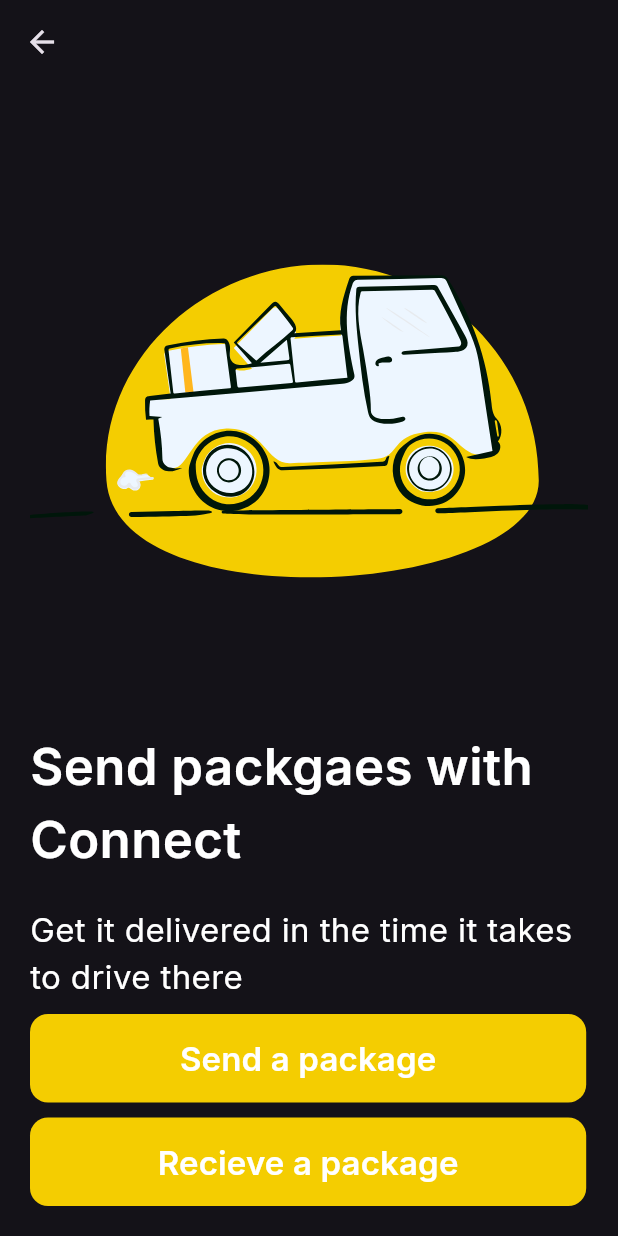
After one commit to RashidMinhas47/Markhor-Movers, a Flutter app: the HomeScreen screen opened by its route, after a tap on "Package", on a phone screen of 412 x 824 dp. The commit adds this screen. Run offline on Flutter 3.47's test engine with Material 2 defaults, Android fonts, the phone set to English and light mode, and no system bars; our stand-ins replace firebase_core, flutter_riverpod, flutter_svg, gap, google_fonts; accounts and stored records are empty.

Commit message:
after noon

```diff
--- a/lib/components/leading_title_text.dart
+++ b/lib/components/leading_title_text.dart
@@ -27,7 +27,7 @@ class LeadingTitleText extends StatelessWidget {
       child: Text(
         title,
         textAlign: textAlign,
-        style: GoogleFonts.poppins(
+        style: GoogleFonts.inter(
           fontSize: fontSize,
           fontWeight: fontWeight,
           color: color,
--- a/lib/constants/image_urls.dart
+++ b/lib/constants/image_urls.dart
@@ -7,6 +7,12 @@ const kFacebookIcon = 'assets/svg/facebook.svg';
 const kGoogleIcon = 'assets/svg/google.svg';
 const kCreditCard = 'assets/svg/Credit Card.svg';
 const kMapPic = 'assets/svg/map_pic.svg';
+const kPackage = 'assets/svg/package.svg';
+const kPackageIcon = 'assets/png/package.png';
+const kRideIcon = 'assets/png/motorcycle_icon.png';
+const kAroundYou = 'assets/png/around_you.png';
+const kSetLocationInd = 'assets/svg/setlocation_ind.svg';
+
 // const  = 'assets/svg/bell.svg';
 // const personIcon = 'assets/svg/person.svg';
 // const personIcon = 'assets/svg/person.svg';
--- a/lib/main.dart
+++ b/lib/main.dart
@@ -6,6 +6,8 @@ import 'package:markhor_movers/screens/auth/add_payment.dart';
 import 'package:markhor_movers/screens/auth/create_profile.dart';
 import 'package:markhor_movers/screens/auth/otp_screen.dart';
 import 'package:markhor_movers/screens/home/home.dart';
+import 'package:markhor_movers/screens/home/views/book_ride.dart';
+import 'package:markhor_movers/screens/home/views/send_packae.dart';
 import 'package:markhor_movers/screens/riverpod_home.dart';
 
 import 'screens/auth/sign_in.dart';
@@ -32,7 +34,9 @@ class MyApp extends StatelessWidget {
         CreateProfile.scr: (context) => const CreateProfile(),
         AddPaymentScreen.scr: (context) => const AddPaymentScreen(),
         HomeScreen.scr: (context) => const HomeScreen(),
-        RiverpodHome.scr: (context) => const RiverpodHome()
+        RiverpodHome.scr: (context) => const RiverpodHome(),
+        SendPackage.scr: (context) => const SendPackage(),
+        BookRide.scr: (context) => const BookRide(),
       },
     );
   }
--- a/lib/screens/home/home.dart
+++ b/lib/screens/home/home.dart
@@ -1,9 +1,12 @@
 import 'package:flutter/material.dart';
 import 'package:flutter_svg/flutter_svg.dart';
+import 'package:gap/gap.dart';
 import 'package:markhor_movers/components/book_ride_btn.dart';
 import 'package:markhor_movers/components/leading_title_text.dart';
 import 'package:markhor_movers/constants/colors_scheme.dart';
 import 'package:markhor_movers/constants/image_urls.dart';
+import 'package:markhor_movers/screens/home/views/book_ride.dart';
+import 'package:markhor_movers/screens/home/views/send_packae.dart';
 
 class HomeScreen extends StatefulWidget {
   static const String scr = '/HomeScreen';
@@ -56,17 +59,23 @@ class _HomeScreenState extends State<HomeScreen> {
                     )
                   ]),
             ),
-            const Row(
+            Row(
               mainAxisAlignment: MainAxisAlignment.center,
               children: [
                 RideBookBtn(
-                  btnIcon: 'R',
+                  btnIcon: kRideIcon,
                   btnTitle: 'Rider',
+                  onTap: () {
+                    Navigator.pushNamed(context, BookRide.scr);
+                  },
                 ),
-                SizedBox(width: 20),
+                const Gap(20),
                 RideBookBtn(
-                  btnIcon: 'P',
+                  btnIcon: kPackageIcon,
                   btnTitle: 'Package',
+                  onTap: () {
+                    Navigator.pushNamed(context, SendPackage.scr);
+                  },
                 )
               ],
             ),
@@ -84,10 +93,8 @@ class _HomeScreenState extends State<HomeScreen> {
                 fontWeight: FontWeight.w500,
               ),
             ),
-            SvgPicture.asset(
-              kMapPic,
-              height: 200,
-            ),
+            const Gap(30),
+            Image.asset(kAroundYou),
           ],
         ),
       ),
--- /dev/null
+++ b/lib/screens/home/views/send_packae.dart
@@ -0,0 +1,59 @@
+import 'package:flutter/material.dart';
+import 'package:flutter_svg/flutter_svg.dart';
+import 'package:markhor_movers/components/leading_title_text.dart';
+import 'package:markhor_movers/constants/colors_scheme.dart';
+import 'package:gap/gap.dart';
+import 'package:markhor_movers/constants/image_urls.dart';
+import '../../../components/auth_button.dart';
+
+class SendPackage extends StatelessWidget {
+  static const String scr = '/SendPackage';
+  const SendPackage({super.key});
+
+  @override
+  Widget build(BuildContext context) {
+    final size = MediaQuery.of(context).size;
+    return Scaffold(
+      appBar: AppBar(),
+      body: Center(
+        child: Padding(
+          padding: const EdgeInsets.symmetric(horizontal: 20.0, vertical: 10),
+          child: Column(
+            mainAxisAlignment: MainAxisAlignment.spaceBetween,
+            children: [
+              const Gap(10),
+              SvgPicture.asset(kPackage),
+              Column(
+                crossAxisAlignment: CrossAxisAlignment.start,
+                children: [
+                  LeadingTitleText(
+                    'Send packgaes with\nConnect',
+                    textAlign: TextAlign.left,
+                    fontSize: 34,
+                  ),
+                  const Gap(20),
+                  LeadingTitleText(
+                    'Get it delivered in the time it takes to drive there',
+                    fontWeight: FontWeight.w400,
+                    fontSize: 22,
+                  ),
+                  const Gap(10),
+                  AuthButton(
+                      size: Size(size.width * 0.9, 59),
+                      onPressed: () {},
+                      title: 'Send a package'),
+                  const Gap(10),
+                  AuthButton(
+                      size: Size(size.width * 0.9, 59),
+                      onPressed: () {},
+                      title: 'Recieve a package'),
+                  const Gap(10),
+                ],
+              ),
+            ],
+          ),
+        ),
+      ),
+    );
+  }
+}
--- a/pubspec.yaml
+++ b/pubspec.yaml
@@ -44,6 +44,7 @@ dependencies:
   cloud_firestore: ^4.12.1
   firebase_storage: ^11.4.0
   flutter_riverpod: ^2.4.5
+  gap: ^3.0.1
 
 dev_dependencies:
   flutter_test:
@@ -70,6 +71,7 @@ flutter:
   # To add assets to your application, add an assets section, like this:
   assets:
     - assets/svg/
+    - assets/png/
   #   - images/a_dot_ham.jpeg
 
   # An image asset can refer to one or more resolution-specific "variants", see
```
Also changed, not shown: lib/components/book_ride_btn.dart (+12 -3 lines), lib/screens/home/views/book_ride.dart (added, +47 -0 lines), assets/png/around_you.png (added), assets/png/motorcycle_icon.png (added), assets/png/package.png (added), assets/svg/package.svg (added), assets/svg/package_icon.svg (added), assets/svg/ride_icon.svg (added), assets/svg/setlocation_ind.svg (added), pubspec.lock.
